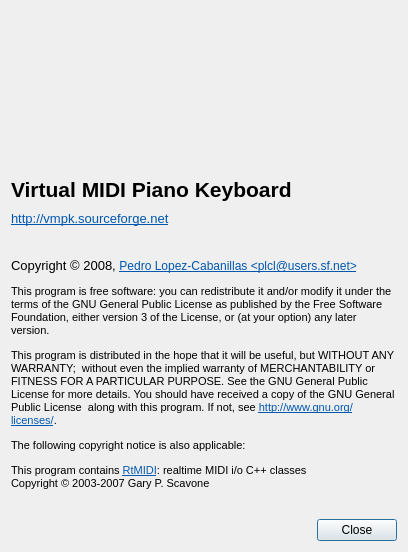
Qt form trunk/src/about.ui (svn2github/vmpk) before a commit.
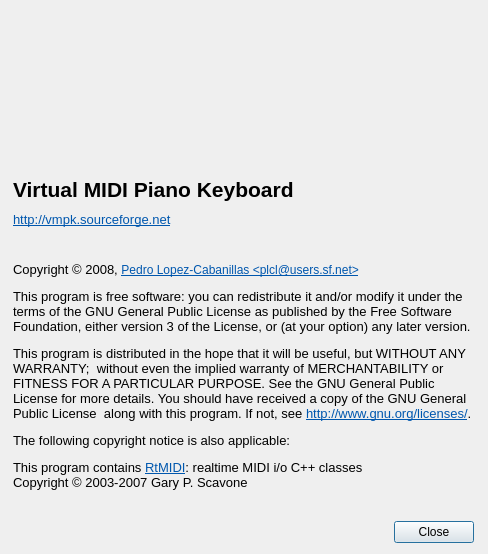
The same form after that commit. Icons and pictures are not drawn.

Commit message: * Turkish translation, by Serdar Soytetir * new generated header: vmpk_version.h * buildsystem updates for Mac OSX, with icon

What changed in the file:
```diff
--- a/trunk/src/about.ui
+++ b/trunk/src/about.ui
@@ -5,8 +5,8 @@
    <rect>
     <x>0</x>
     <y>0</y>
-    <width>404</width>
-    <height>552</height>
+    <width>488</width>
+    <height>554</height>
    </rect>
   </property>
   <property name="windowTitle" >
@@ -91,6 +91,12 @@
    </item>
    <item row="3" column="0" colspan="2" >
     <widget class="QLabel" name="labelCopyright" >
+     <property name="sizePolicy" >
+      <sizepolicy vsizetype="Fixed" hsizetype="Fixed" >
+       <horstretch>0</horstretch>
+       <verstretch>0</verstretch>
+      </sizepolicy>
+     </property>
      <property name="minimumSize" >
       <size>
        <width>0</width>
@@ -103,10 +109,10 @@
 p, li { white-space: pre-wrap; }
 &lt;/style>&lt;/head>&lt;body style=" font-family:'Sans Serif'; font-size:10pt; font-weight:400; font-style:normal;">
 &lt;p style=" margin-top:12px; margin-bottom:12px; margin-left:0px; margin-right:0px; -qt-block-indent:0; text-indent:0px; font-size:9pt;">&lt;span style=" font-size:10pt;">Copyright © 2008, &lt;/span>&lt;a href="mailto:plcl@users.sf.net?subject=VMPK">&lt;span style=" text-decoration: underline; color:#0057ae;">Pedro Lopez-Cabanillas &amp;lt;plcl@users.sf.net&amp;gt;&lt;/span>&lt;/a>&lt;/p>
-&lt;p style=" margin-top:12px; margin-bottom:12px; margin-left:0px; margin-right:0px; -qt-block-indent:0; text-indent:0px; font-size:8pt;">This program is free software: you can redistribute it and/or modify it under the terms of the GNU General Public License as published by the Free Software Foundation, either version 3 of the License, or (at your option) any later version.&lt;/p>
-&lt;p style=" margin-top:12px; margin-bottom:12px; margin-left:0px; margin-right:0px; -qt-block-indent:0; text-indent:0px; font-size:8pt;">This program is distributed in the hope that it will be useful, but WITHOUT ANY WARRANTY;  without even the implied warranty of MERCHANTABILITY or FITNESS FOR A PARTICULAR PURPOSE. See the GNU General Public License for more details. You should have received a copy of the GNU General Public License  along with this program. If not, see &lt;a href="http://www.gnu.org/licenses/">&lt;span style=" text-decoration: underline; color:#0057ae;">http://www.gnu.org/licenses/&lt;/span>&lt;/a>.&lt;/p>
-&lt;p style=" margin-top:12px; margin-bottom:12px; margin-left:0px; margin-right:0px; -qt-block-indent:0; text-indent:0px; font-size:8pt;">The following copyright notice is also applicable:&lt;/p>
-&lt;p style=" margin-top:12px; margin-bottom:12px; margin-left:0px; margin-right:0px; -qt-block-indent:0; text-indent:0px; font-size:8pt;">This program contains &lt;a href="http://www.music.mcgill.ca/~gary/rtmidi/">&lt;span style=" text-decoration: underline; color:#0057ae;">RtMIDI&lt;/span>&lt;/a>: realtime MIDI i/o C++ classes&lt;br />Copyright © 2003-2007 Gary P. Scavone&lt;/p>&lt;/body>&lt;/html></string>
+&lt;p style=" margin-top:12px; margin-bottom:12px; margin-left:0px; margin-right:0px; -qt-block-indent:0; text-indent:0px;">This program is free software: you can redistribute it and/or modify it under the terms of the GNU General Public License as published by the Free Software Foundation, either version 3 of the License, or (at your option) any later version.&lt;/p>
+&lt;p style=" margin-top:12px; margin-bottom:12px; margin-left:0px; margin-right:0px; -qt-block-indent:0; text-indent:0px;">This program is distributed in the hope that it will be useful, but WITHOUT ANY WARRANTY;  without even the implied warranty of MERCHANTABILITY or FITNESS FOR A PARTICULAR PURPOSE. See the GNU General Public License for more details. You should have received a copy of the GNU General Public License  along with this program. If not, see &lt;a href="http://www.gnu.org/licenses/">&lt;span style=" text-decoration: underline; color:#0057ae;">http://www.gnu.org/licenses/&lt;/span>&lt;/a>.&lt;/p>
+&lt;p style=" margin-top:12px; margin-bottom:12px; margin-left:0px; margin-right:0px; -qt-block-indent:0; text-indent:0px;">The following copyright notice is also applicable:&lt;/p>
+&lt;p style=" margin-top:12px; margin-bottom:12px; margin-left:0px; margin-right:0px; -qt-block-indent:0; text-indent:0px;">This program contains &lt;a href="http://www.music.mcgill.ca/~gary/rtmidi/">&lt;span style=" text-decoration: underline; color:#0057ae;">RtMIDI&lt;/span>&lt;/a>: realtime MIDI i/o C++ classes&lt;br />Copyright © 2003-2007 Gary P. Scavone&lt;/p>&lt;/body>&lt;/html></string>
      </property>
      <property name="textFormat" >
       <enum>Qt::RichText</enum>
```
The commit also changes 13 other files.
